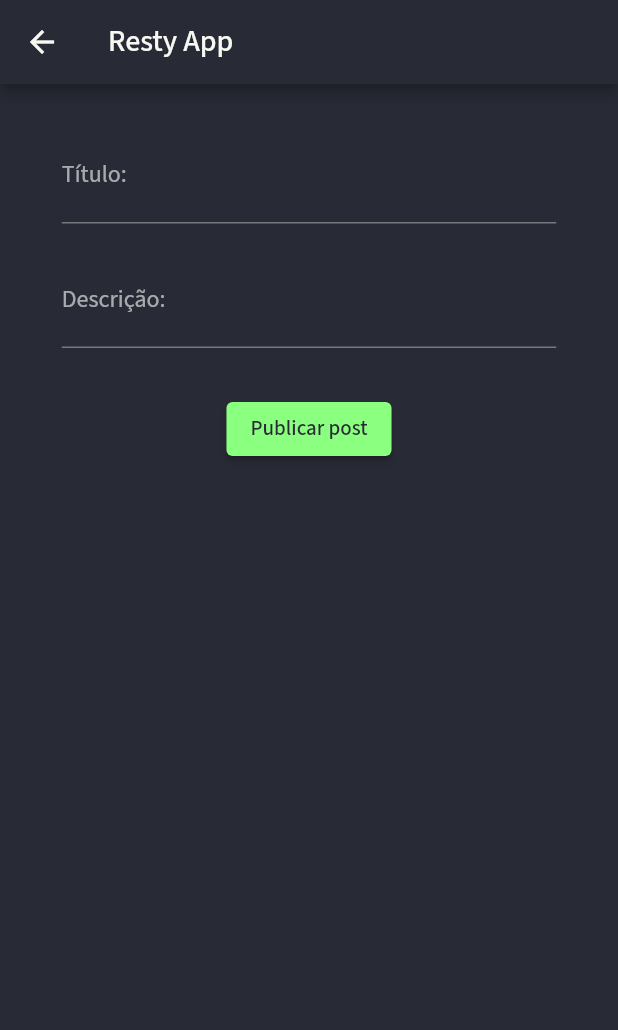
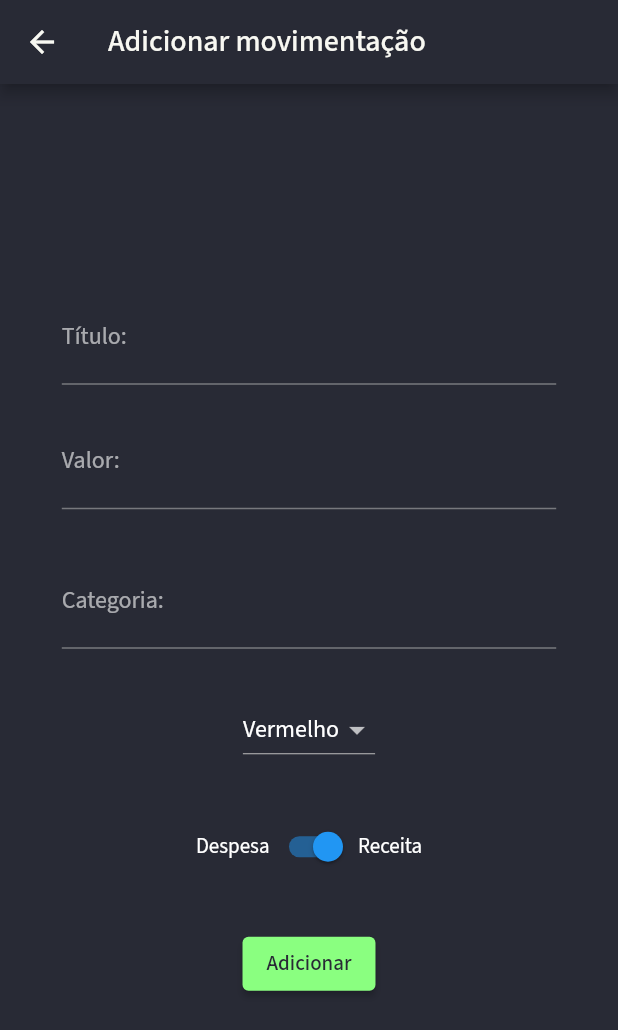
Before and after one commit to Luanftg/PIT01GP01, a Flutter app: the RegisterFinantialMovementPage screen opened directly, on a phone screen of 412 x 824 dp. Shown: the top 1030 px of the screen. Run offline on Flutter 3.47's test engine with Material 2 defaults, Android fonts, the phone set to English and light mode, and no system bars; our stand-ins replace google_fonts, mask_text_input_formatter, shared_preferences; missing offline and left inert: flutter_credit_card_brazilian, flutter_statusbarcolor_ns; accounts and stored records are empty.

Commit message:
Modifica register_finantial_movement_page.dart

```diff
--- a/finances_group/lib/src/view/pages/register_finantial_movement_page.dart
+++ b/finances_group/lib/src/view/pages/register_finantial_movement_page.dart
@@ -6,6 +6,8 @@ import 'package:finances_group/src/models/category.dart';
 import 'package:finances_group/src/models/finantial_movement.dart';
 
 import 'package:flutter/material.dart';
+
+List<String> list = ['Vermelho', 'Azul', 'Amarelo', 'Verde'];
 
 class RegisterFinantialMovementPage extends StatefulWidget {
   const RegisterFinantialMovementPage({super.key});
@@ -17,21 +19,29 @@ class RegisterFinantialMovementPage extends StatefulWidget {
 
 class _RegisterFinantialMovementPageState
     extends State<RegisterFinantialMovementPage> {
+  bool valueSwitch = true;
+  String dropDownValue = list.first;
+
   @override
   Widget build(BuildContext context) {
     final HomeController homeController =
         HomeController(FinantialMovementRepositoryPrefsImp());
 
+    // final userLogged = ModalRoute.of(context)!.settings.arguments as UserModel;
+
     final registerContextNavigator = Navigator.of(context);
     var titleController = TextEditingController();
-    var bodyController = TextEditingController();
+    var descriptionController = TextEditingController();
+    var valueController = TextEditingController();
+    var categoryController = TextEditingController();
 
     return Scaffold(
-      appBar: AppBar(title: const Text('Resty App')),
+      appBar: AppBar(title: const Text('Adicionar movimentação')),
       body: Center(
+        child: SingleChildScrollView(
           child: Column(
             children: [
-            const SizedBox(height: 30),
+              const SizedBox(height: 10),
               TextFormField(
                 decoration: InputDecoration(
                   constraints: BoxConstraints(
@@ -45,20 +55,61 @@ class _RegisterFinantialMovementPageState
                 decoration: InputDecoration(
                   constraints: BoxConstraints(
                       maxWidth: MediaQuery.of(context).size.width * 0.8),
-                label: const Text('Descrição:'),
+                  label: const Text('Valor:'),
                 ),
-              controller: bodyController,
+                controller: valueController,
+              ),
+              const SizedBox(height: 30),
+              TextFormField(
+                decoration: InputDecoration(
+                  constraints: BoxConstraints(
+                      maxWidth: MediaQuery.of(context).size.width * 0.8),
+                  label: const Text('Categoria:'),
+                ),
+                controller: categoryController,
+              ),
+              const SizedBox(height: 30),
+              DropdownButton(
+                  value: dropDownValue,
+                  items: list.map<DropdownMenuItem<String>>((String value) {
+                    return DropdownMenuItem<String>(
+                      value: value,
+                      child: Text(value),
+                    );
+                  }).toList(),
+                  onChanged: (String? value) {
+                    setState(() {
+                      dropDownValue = value!;
+                    });
+                  }),
+              const SizedBox(
+                height: 30,
+              ),
+              Row(
+                mainAxisAlignment: MainAxisAlignment.center,
+                children: [
+                  const Text('Despesa'),
+                  Switch(
+                      activeColor: Colors.blue,
+                      inactiveTrackColor: Colors.red,
+                      value: valueSwitch,
+                      onChanged: (value) {
+                        valueSwitch = value;
+                        setState(() {});
+                      }),
+                  const Text('Receita'),
+                ],
               ),
               const SizedBox(height: 30),
               ElevatedButton(
                 onPressed: () async {
                   var finantialMovement = FinantialMovement(
-                  description: titleController.text,
-                  value: double.parse(bodyController.text),
+                    description: descriptionController.text,
+                    value: double.parse(valueController.text),
                     userID: 1,
                     isIncome: true,
-                  category:
-                      Category(label: titleController.text, color: Colors.blue),
+                    category: Category(
+                        label: categoryController.text, color: Colors.blue),
                   );
 
                   var listAfterSave = await homeController.findAll();
@@ -67,12 +118,13 @@ class _RegisterFinantialMovementPageState
                   registerContextNavigator.pushNamed('/home',
                       arguments: listAfterSave);
                 },
-              child: const Text('Publicar post'),
+                child: const Text('Adicionar'),
               ),
               const SizedBox(height: 30),
             ],
           ),
         ),
+      ),
     );
   }
 }
```
Lines whose indentation alone changed are shown as unchanged.
